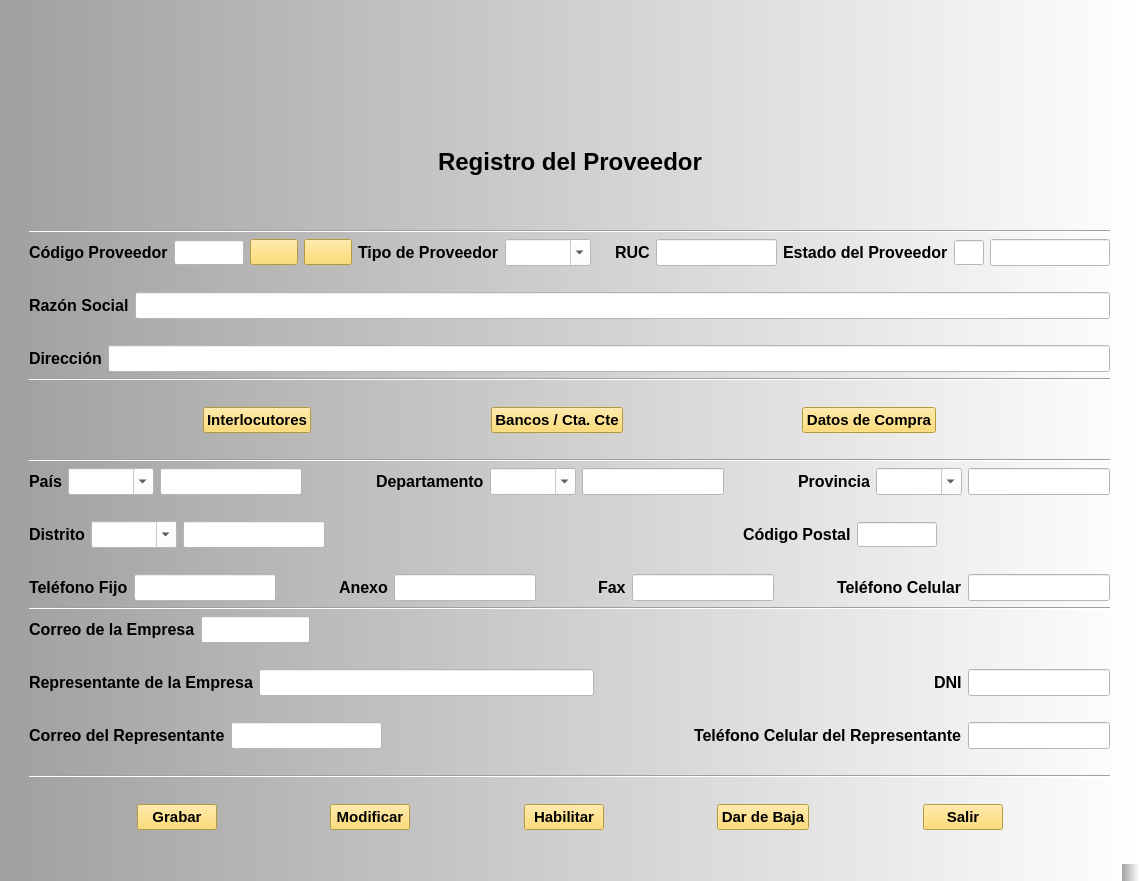
RonnyOre/P03_RegistroProveedores, file ERP_PPROV_001.ui: the form before one commit.
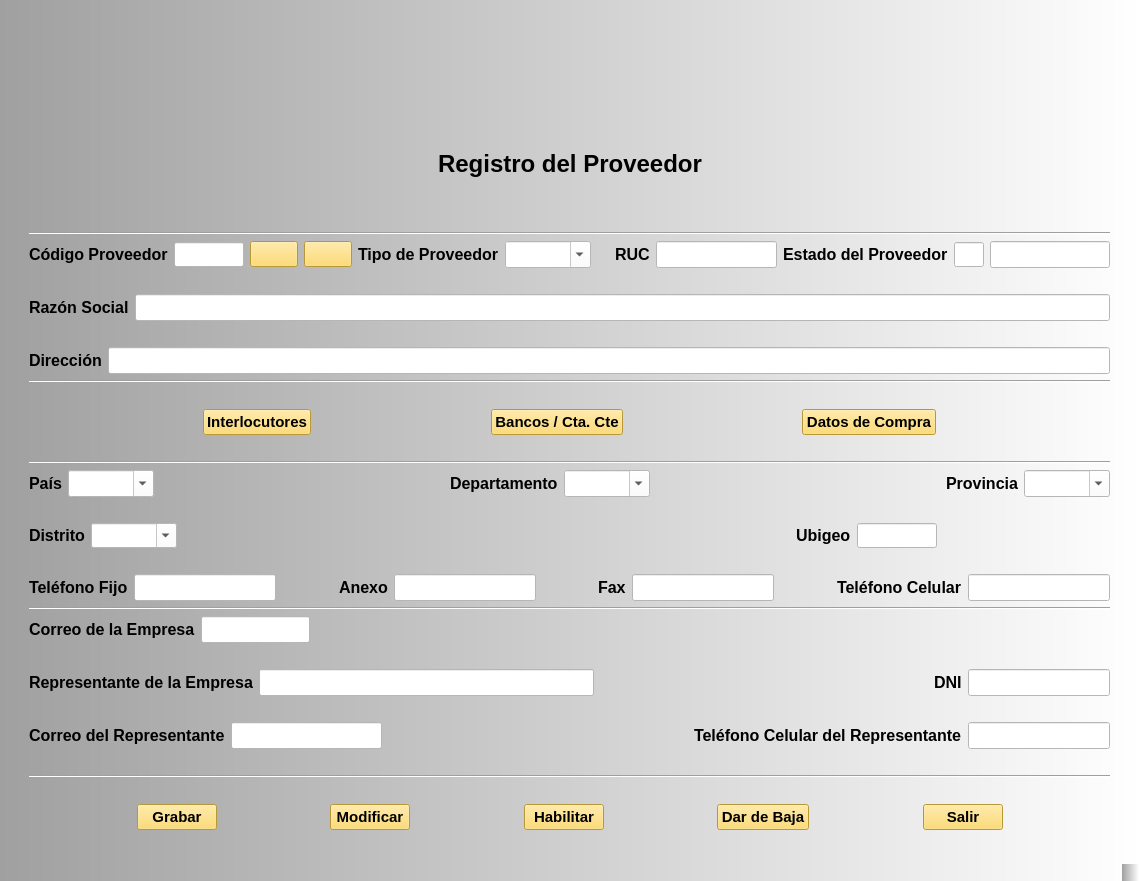
The form after the commit. Icons and pictures are not drawn.

Diff of the .ui file:
```diff
--- a/ERP_PPROV_001.ui
+++ b/ERP_PPROV_001.ui
@@ -768,18 +768,6 @@
           </property>
          </widget>
         </item>
-        <item>
-         <widget class="QLineEdit" name="lePais">
-          <property name="font">
-           <font>
-            <pointsize>12</pointsize>
-           </font>
-          </property>
-          <property name="styleSheet">
-           <string notr="true">background-color: rgb(255, 255, 255);</string>
-          </property>
-         </widget>
-        </item>
         <item>
          <spacer name="horizontalSpacer">
           <property name="orientation">
@@ -838,18 +826,6 @@
           </property>
          </widget>
         </item>
-        <item>
-         <widget class="QLineEdit" name="leDep">
-          <property name="font">
-           <font>
-            <pointsize>12</pointsize>
-           </font>
-          </property>
-          <property name="styleSheet">
-           <string notr="true">background-color: rgb(255, 255, 255);</string>
-          </property>
-         </widget>
-        </item>
         <item>
          <spacer name="horizontalSpacer_5">
           <property name="orientation">
@@ -908,18 +884,6 @@
           </property>
          </widget>
         </item>
-        <item>
-         <widget class="QLineEdit" name="leProvincia">
-          <property name="font">
-           <font>
-            <pointsize>12</pointsize>
-           </font>
-          </property>
-          <property name="styleSheet">
-           <string notr="true">background-color: rgb(255, 255, 255);</string>
-          </property>
-         </widget>
-        </item>
        </layout>
       </item>
       <item>
@@ -982,27 +946,6 @@
           </property>
          </widget>
         </item>
-        <item>
-         <widget class="QLineEdit" name="leDistrito">
-          <property name="sizePolicy">
-           <sizepolicy hsizetype="Minimum" vsizetype="Fixed">
-            <horstretch>0</horstretch>
-            <verstretch>0</verstretch>
-           </sizepolicy>
-          </property>
-          <property name="font">
-           <font>
-            <pointsize>12</pointsize>
-           </font>
-          </property>
-          <property name="styleSheet">
-           <string notr="true">background-color: rgb(255, 255, 255);</string>
-          </property>
-          <property name="text">
-           <string/>
-          </property>
-         </widget>
-        </item>
         <item>
          <spacer name="horizontalSpacer_2">
           <property name="orientation">
@@ -1029,7 +972,7 @@
            <string notr="true">background-color: rgba(255, 255, 255, 0);</string>
           </property>
           <property name="text">
-           <string>Código Postal</string>
+           <string>Ubigeo</string>
           </property>
          </widget>
         </item>
```
Left out of the diff: 8 changed lines with no effect on the pictures.
